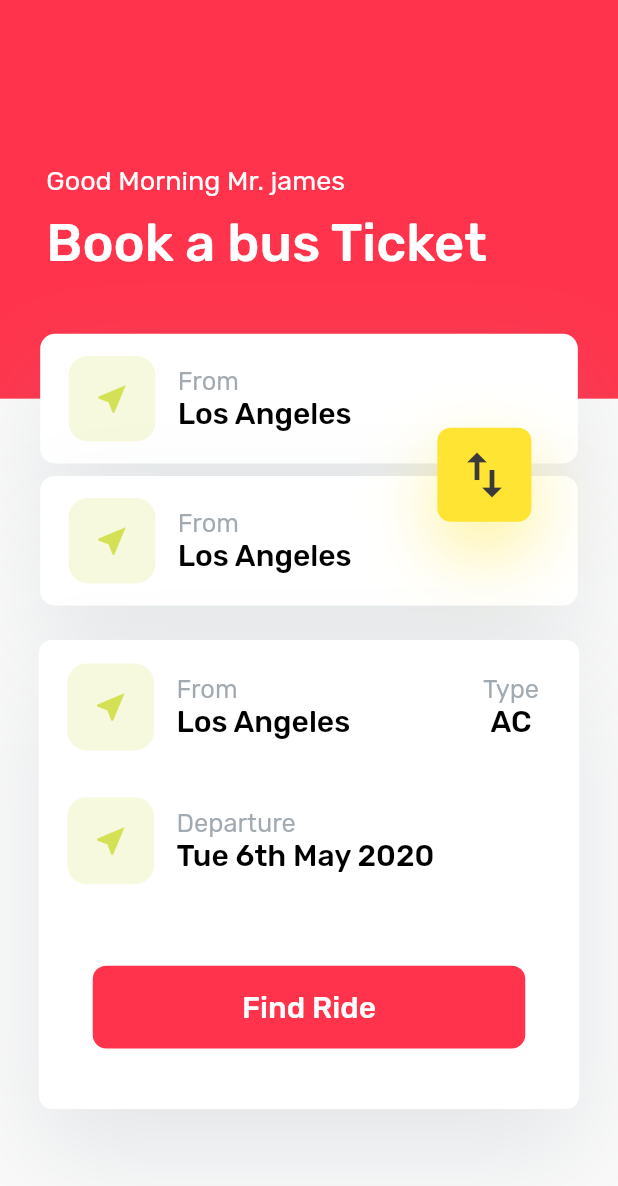
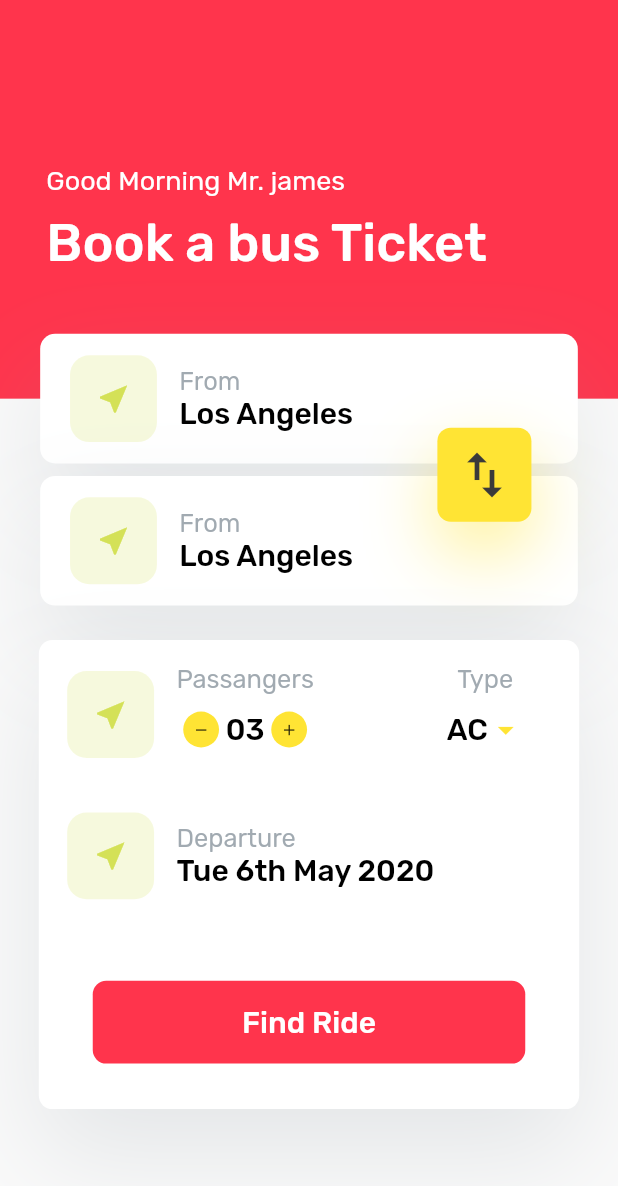
Before and after one commit to rahat1994/ticket_booking_ui, a Flutter app: the screen it shows after launch, on a phone screen of 412 x 824 dp. Shown: the top 1186 px of the screen. Run offline on Flutter 3.47's test engine with Material 2 defaults, Android fonts, the phone set to English and light mode, and no system bars.

Commit message:
adding counter widget.

```diff
--- a/lib/constants/app_config.dart
+++ b/lib/constants/app_config.dart
@@ -55,7 +55,7 @@ class Colors{
 	Color _secondColor = Color(0xFF000000);
 	Color _accentColor = Color(0xFFFFE434);
 	Color _hintColor = Color(0xFF8A959E);
-
+	Color _appWhite = Color(0xFFFFFFFF);
 	Color mainColor(double opacity) {
 		return this._mainColor.withOpacity(opacity);
 	}
@@ -71,4 +71,8 @@ class Colors{
 	Color hintColor(double opacity) {
 		return this._hintColor.withOpacity(opacity);
 	}
+
+	Color appWhite(double opacity) {
+		return this._appWhite.withOpacity(opacity);
+	}
 }
--- a/lib/src/widgets/elements/single_itinerary.dart
+++ b/lib/src/widgets/elements/single_itinerary.dart
@@ -21,8 +21,7 @@ class SingleItinerary extends StatelessWidget {
 		),
 		child: Padding(
 			padding:EdgeInsets.symmetric(
-				horizontal: config.App(context).relativeWidth(19),
-				vertical:  config.App(context).relativeHeight(16),
+				horizontal: config.App(context).relativeWidth(20),
 			),
 			child: Container(
 				child: Row(
--- a/lib/src/widgets/transport_booking_widget.dart
+++ b/lib/src/widgets/transport_booking_widget.dart
@@ -1,5 +1,6 @@
 import 'package:flutter/material.dart';
 import '../../constants/app_config.dart' as config;
+
 class TransportBooking extends StatefulWidget {
   @override
   _TransportBookingState createState() => _TransportBookingState();
@@ -13,22 +14,19 @@ class _TransportBookingState extends State<TransportBooking> {
         child: Container(
           width: config.App(context).relativeWidth(362),
           height: config.App(context).relativeHeight(340),
-			decoration:BoxDecoration(
+          decoration: BoxDecoration(
               borderRadius: BorderRadius.circular(9),
               color: Color(0xFFFFFFFF),
               boxShadow: [
                 BoxShadow(
                     color: Color(0x338A959E),
                     blurRadius: 60.0,
-						  offset: Offset(0, 30)
-
-					)
-				]
-			),
+                    offset: Offset(0, 30))
+              ]),
           child: Padding(
             padding: EdgeInsets.symmetric(
               horizontal: config.App(context).relativeWidth(19),
-					vertical:  config.App(context).relativeHeight(17),
+              vertical: config.App(context).relativeHeight(17),
             ),
             child: Column(
               children: <Widget>[
@@ -55,8 +53,9 @@ class _TransportBookingState extends State<TransportBooking> {
                       mainAxisAlignment: MainAxisAlignment.center,
                       crossAxisAlignment: CrossAxisAlignment.start,
                       children: <Widget>[
-										Text('From', style: Theme.of(context).textTheme.caption),
-										Text('Los Angeles', style: Theme.of(context).textTheme.body1),
+                        Text('Passangers',
+                            style: Theme.of(context).textTheme.caption),
+                        CounterWidget(),
                       ],
                     ),
                     SizedBox(
@@ -66,8 +65,26 @@ class _TransportBookingState extends State<TransportBooking> {
                       mainAxisAlignment: MainAxisAlignment.center,
                       crossAxisAlignment: CrossAxisAlignment.center,
                       children: <Widget>[
-										Text('Type', style: Theme.of(context).textTheme.caption),
-										Text('AC', style: Theme.of(context).textTheme.body1),
+                        Text('Type',
+                            style: Theme.of(context).textTheme.caption),
+                        Row(
+													mainAxisAlignment: MainAxisAlignment.start,
+                          children: <Widget>[
+                            Text('AC',
+                                style: Theme.of(context).textTheme.body1),
+                            Container(
+															width: config.App(context).relativeWidth(24),
+                              child: RawMaterialButton(
+																	splashColor: Colors.transparent,
+                                  highlightColor: Colors.transparent,
+                                  onPressed: () => print('Hello'),
+                                  child: Icon(
+                                    Icons.arrow_drop_down,
+                                    color: config.Colors().accentColor(1.0),
+															)),
+                            )
+                          ],
+                        ),
                       ],
                     ),
                   ],
@@ -99,8 +116,10 @@ class _TransportBookingState extends State<TransportBooking> {
                       mainAxisAlignment: MainAxisAlignment.center,
                       crossAxisAlignment: CrossAxisAlignment.start,
                       children: <Widget>[
-											Text('Departure', style: Theme.of(context).textTheme.caption),
-											Text('Tue 6th May 2020', style: Theme.of(context).textTheme.body1),
+                        Text('Departure',
+                            style: Theme.of(context).textTheme.caption),
+                        Text('Tue 6th May 2020',
+                            style: Theme.of(context).textTheme.body1),
                       ],
                     ),
                   ],
@@ -111,7 +130,7 @@ class _TransportBookingState extends State<TransportBooking> {
                 BlockButtonWidget(
                   color: Theme.of(context).accentColor,
                   text: 'Find Ride',
-							onPressed: (){
+                  onPressed: () {
                     print(
                       'Hello',
                     );
@@ -120,13 +139,11 @@ class _TransportBookingState extends State<TransportBooking> {
               ],
             ),
           ),
-		)
-	);
+        ));
   }
 }
 
 class BlockButtonWidget extends StatelessWidget {
-
   const BlockButtonWidget(
       {Key key,
       @required this.color,
@@ -151,7 +168,7 @@ class BlockButtonWidget extends StatelessWidget {
         shape: RoundedRectangleBorder(
           borderRadius: new BorderRadius.circular(9.0),
         ),
-			child:Text(
+        child: Text(
           this.text,
           style: Theme.of(context).textTheme.button,
         ),
@@ -159,3 +176,54 @@ class BlockButtonWidget extends StatelessWidget {
     );
   }
 }
+
+class CounterWidget extends StatefulWidget {
+  @override
+  _CounterWidgetState createState() => _CounterWidgetState();
+}
+
+class _CounterWidgetState extends State<CounterWidget> {
+  @override
+  Widget build(BuildContext context) {
+    return Container(
+      width: config.App(context).relativeWidth(92),
+      child: Row(
+        mainAxisSize: MainAxisSize.min,
+        mainAxisAlignment: MainAxisAlignment.spaceEvenly,
+        children: <Widget>[
+          Container(
+            width: config.App(context).relativeWidth(24),
+            child: RawMaterialButton(
+							splashColor: Colors.transparent,
+							highlightColor: Colors.transparent,
+              elevation: 0.0,
+              child: Icon(
+                Icons.remove,
+                size: config.App(context).relativeWidth(12),
+              ),
+              onPressed: () => print('Hello'),
+              fillColor: config.Colors().accentColor(1.0),
+              shape: CircleBorder(),
+            ),
+          ),
+          Text('03'),
+          Container(
+            width: config.App(context).relativeWidth(24),
+            child: RawMaterialButton(
+              elevation: 0.0,
+							splashColor: Colors.transparent,
+							highlightColor: Colors.transparent,
+              child: Icon(
+                Icons.add,
+                size: config.App(context).relativeWidth(12),
+              ),
+              onPressed: () => print('Hello'),
+              fillColor: config.Colors().accentColor(1.0),
+              shape: CircleBorder(),
+            ),
+          ),
+        ],
+      ),
+    );
+  }
+}
```
Lines whose indentation alone changed are shown as unchanged.
